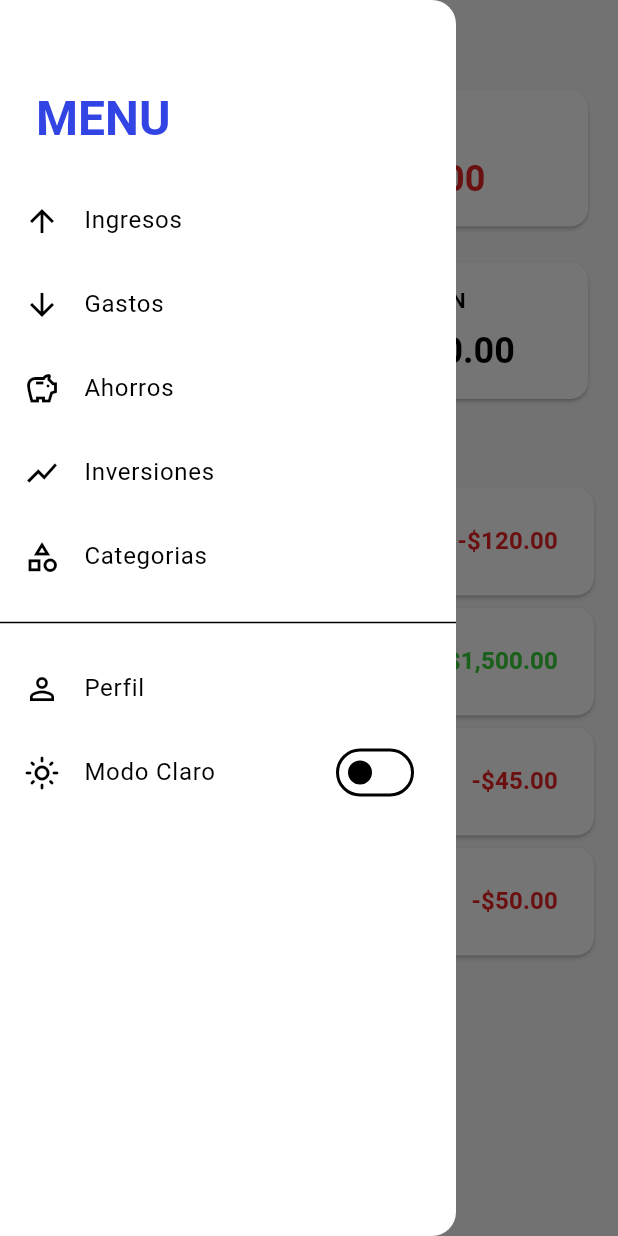
After one commit to michy0401/flowup, a Flutter app: the HomeScreen screen opened by its route, with the side drawer open, on a phone screen of 412 x 824 dp. The commit adds this screen. Run offline on Flutter 3.47's test engine with Material 3 defaults, Android fonts, the light colour scheme and no system bars; our stand-ins replace flutter_riverpod, go_router.

Commit message:
home + nav bar

```diff
--- a/lib/core/router/app_router.dart
+++ b/lib/core/router/app_router.dart
@@ -3,7 +3,17 @@ import 'package:flutter/material.dart';
 import 'package:go_router/go_router.dart';
 import '../../features/onboarding/presentation/screens/welcome_screen.dart';
 import '../../features/onboarding/presentation/screens/login_screen.dart';
-import '../../features/onboarding/presentation/screens/register_screen.dart '; // <-- 1. AÑADE ESTA LÍNEA
+import '../../features/onboarding/presentation/screens/register_screen.dart';
+import '../../features/home/presentation/screens/home_screen.dart';
+
+// --- 1. IMPORTAR NUEVAS PANTALLAS ---
+import '../../features/transactions/presentation/screens/income_screen.dart';
+import '../../features/transactions/presentation/screens/expenses_screen.dart';
+import '../../features/transactions/presentation/screens/savings_screen.dart';
+import '../../features/transactions/presentation/screens/investments_screen.dart';
+import '../../features/profile/presentation/screens/profile_screen.dart';
+import '../../features/categories/presentation/screens/categories_screen.dart';
+
 
 class AppRouter {
   static final GoRouter router = GoRouter(
@@ -19,14 +29,51 @@ class AppRouter {
         name: 'login',
         builder: (context, state) => const LoginScreen(),
       ),
-
-      // --- 2. AÑADE ESTE BLOQUE ---
       GoRoute(
         path: '/register',
         name: 'register',
         builder: (context, state) => const RegisterScreen(),
       ),
-      // -------------------------
+
+      // --- 2. AÑADIR NUEVAS RUTAS ---
+      GoRoute(
+        path: '/home',
+        name: 'home',
+        builder: (context, state) => const HomeScreen(),
+      ),
+      GoRoute(
+        path: '/income',
+        name: 'income',
+        builder: (context, state) => const IncomeScreen(),
+      ),
+      GoRoute(
+        path: '/expenses',
+        name: 'expenses',
+        builder: (context, state) => const ExpensesScreen(),
+      ),
+      GoRoute(
+        path: '/savings',
+        name: 'savings',
+        builder: (context, state) => const SavingsScreen(),
+      ),
+      GoRoute(
+        path: '/investments',
+        name: 'investments',
+        builder: (context, state) => const InvestmentsScreen(),
+      ),
+
+      // --- 2. AÑADIR NUEVAS RUTAS ---
+      GoRoute(
+        path: '/profile',
+        name: 'profile',
+        builder: (context, state) => const ProfileScreen(),
+      ),
+      GoRoute(
+        path: '/categories',
+        name: 'categories',
+        builder: (context, state) => const CategoriesScreen(),
+      ),
+      // ----------------------------
 
     ],
     errorBuilder: (context, state) => Scaffold(
--- /dev/null
+++ b/lib/core/widgets/app_drawer.dart
@@ -0,0 +1,88 @@
+// lib/core/widgets/app_drawer.dart
+import 'package:flutter/material.dart';
+import 'package:flutter_riverpod/flutter_riverpod.dart';
+import 'package:go_router/go_router.dart';
+import '../../main.dart'; // <-- Importamos main.dart para acceder al provider
+
+class AppDrawer extends ConsumerWidget {
+  const AppDrawer({super.key});
+
+  @override
+  Widget build(BuildContext context, WidgetRef ref) {
+    final textTheme = Theme.of(context).textTheme;
+    final theme = Theme.of(context);
+
+    // Observamos el estado actual del tema
+    final currentThemeMode = ref.watch(themeModeProvider);
+    final isDarkMode = currentThemeMode == ThemeMode.dark;
+
+    return Drawer(
+      child: ListView(
+        padding: EdgeInsets.zero,
+        children: [
+          // 1. Cabecera del Drawer (como en el mockup)
+          Padding(
+            padding: const EdgeInsets.fromLTRB(24, 60, 24, 20),
+            child: Text(
+              'MENU',
+              style: textTheme.displaySmall?.copyWith(
+                color: theme.primaryColor,
+                fontSize: 32,
+              ),
+            ),
+          ),
+
+          // 2. Enlaces de Navegación
+          ListTile(
+            leading: const Icon(Icons.arrow_upward),
+            title: const Text('Ingresos'),
+            onTap: () => context.go('/income'),
+          ),
+          ListTile(
+            leading: const Icon(Icons.arrow_downward),
+            title: const Text('Gastos'),
+            onTap: () => context.go('/expenses'),
+          ),
+          ListTile(
+            leading: const Icon(Icons.savings_outlined),
+            title: const Text('Ahorros'),
+            onTap: () => context.go('/savings'),
+          ),
+          ListTile(
+            leading: const Icon(Icons.show_chart),
+            title: const Text('Inversiones'),
+            onTap: () => context.go('/investments'),
+          ),
+          ListTile(
+            leading: const Icon(Icons.category_outlined),
+            title: const Text('Categorias'),
+            onTap: () => context.go('/categories'),
+          ),
+
+          const Divider(height: 32),
+
+          // 3. Sección de Perfil
+          ListTile(
+            leading: const Icon(Icons.person_outline),
+            title: const Text('Perfil'),
+            onTap: () => context.go('/profile'),
+          ),
+
+          // 4. Toggle de Tema (La funcionalidad clave)
+          SwitchListTile(
+            title: Text(isDarkMode ? 'Modo Oscuro' : 'Modo Claro'),
+            secondary: Icon(
+              isDarkMode ? Icons.dark_mode_outlined : Icons.light_mode_outlined,
+            ),
+            value: isDarkMode,
+            onChanged: (newValue) {
+              // Actualizamos el estado de nuestro provider
+              ref.read(themeModeProvider.notifier).state =
+                  newValue ? ThemeMode.dark : ThemeMode.light;
+            },
+          ),
+        ],
+      ),
+    );
+  }
+}
--- /dev/null
+++ b/lib/features/categories/presentation/screens/categories_screen.dart
@@ -0,0 +1,18 @@
+// lib/features/categories/presentation/screens/categories_screen.dart
+import 'package:flutter/material.dart';
+
+class CategoriesScreen extends StatelessWidget {
+  const CategoriesScreen({super.key});
+
+  @override
+  Widget build(BuildContext context) {
+    return Scaffold(
+      appBar: AppBar(
+        title: const Text('Categorías'),
+      ),
+      body: const Center(
+        child: Text('Pantalla de Categorías (Placeholder)'),
+      ),
+    );
+  }
+}
--- /dev/null
+++ b/lib/features/home/presentation/screens/home_screen.dart
@@ -0,0 +1,137 @@
+// lib/features/home/presentation/screens/home_screen.dart
+import 'package:flutter/material.dart';
+import 'package:go_router/go_router.dart';
+import 'package:flowup/core/theme/app_colors.dart'; // Para los colores de las tarjetas
+import 'package:flowup/core/widgets/app_drawer.dart'; // Importa el Drawer global
+import '../widgets/summary_card.dart'; // Importa el widget de la tarjeta
+import '../widgets/transaction_list_tile.dart'; // Importa el widget de la lista
+
+class HomeScreen extends StatelessWidget {
+  const HomeScreen({super.key});
+
+  @override
+  Widget build(BuildContext context) {
+    final textTheme = Theme.of(context).textTheme;
+    final theme = Theme.of(context);
+
+    return Scaffold(
+      // 1. El AppBar con el título y el botón de menú
+      appBar: AppBar(
+        title: Text(
+          'HOME',
+          style: textTheme.displaySmall?.copyWith(
+            color: theme.primaryColor,
+            fontSize: 32,
+          ),
+        ),
+        // El color del ícono del menú se hereda automáticamente
+        backgroundColor: Colors.transparent,
+        elevation: 0,
+      ),
+      // 2. El Drawer (menú lateral)
+      drawer: const AppDrawer(), // Usa el Drawer importado
+      // 3. El body, en un ListView para que sea scrollable
+      body: ListView(
+        padding: const EdgeInsets.symmetric(horizontal: 16.0),
+        children: [
+          // --- Cuadrícula de Resumen ---
+          _buildSummaryGrid(context),
+
+          const SizedBox(height: 24),
+
+          // --- Lista de Transacciones ---
+          Text(
+            'TRANSACCIONES RECIENTES',
+            style: textTheme.labelMedium,
+          ),
+          const SizedBox(height: 8),
+          _buildRecentTransactions(),
+        ],
+      ),
+    );
+  }
+
+  // Helper para la cuadrícula 2x2
+  Widget _buildSummaryGrid(BuildContext context) {
+    return Column(
+      children: [
+        Row(
+          children: [
+            Expanded(
+              child: SummaryCard(
+                title: 'INGRESOS',
+                amount: '\$1,500.00',
+                color: AppColors.greenSuccess, // Color de nuestra paleta
+                onTap: () => context.push('/income'),
+              ),
+            ),
+            const SizedBox(width: 16),
+            Expanded(
+              child: SummaryCard(
+                title: 'GASTOS',
+                amount: '\$850.00',
+                color: AppColors.redError, // Color de nuestra paleta
+                onTap: () => context.push('/expenses'),
+              ),
+            ),
+          ],
+        ),
+        const SizedBox(height: 16),
+        Row(
+          children: [
+            Expanded(
+              child: SummaryCard(
+                title: 'AHORROS',
+                amount: '\$500.00',
+                onTap: () => context.push('/savings'),
+              ),
+            ),
+            const SizedBox(width: 16),
+            Expanded(
+              child: SummaryCard(
+                title: 'INVERSIÓN',
+                amount: '\$1,200.00',
+                onTap: () => context.push('/investments'),
+              ),
+            ),
+          ],
+        ),
+      ],
+    );
+  }
+
+  // Helper para la lista de transacciones (con datos de prueba)
+  Widget _buildRecentTransactions() {
+    return Column(
+      children: const [
+        TransactionListTile(
+          title: 'Compra en Supermercado',
+          category: 'Comida',
+          date: '08 Nov', // (Los datos son de prueba)
+          amount: '120.00',
+          isExpense: true,
+        ),
+        TransactionListTile(
+          title: 'Pago de Salario',
+          category: 'Ingreso',
+          date: '07 Nov',
+          amount: '1,500.00',
+        ),
+        TransactionListTile(
+          title: 'Restaurante',
+          category: 'Ocio',
+          date: '07 Nov',
+          amount: '45.00',
+          isExpense: true,
+        ),
+        TransactionListTile(
+          title: 'Gasolina',
+          category: 'Transporte',
+          date: '06 Nov',
+          amount: '50.00',
+          isExpense: true,
+        ),
+      ],
+    );
+  }
+}
--- /dev/null
+++ b/lib/features/home/presentation/widgets/summary_card.dart
@@ -0,0 +1,54 @@
+// lib/features/home/presentation/widgets/summary_card.dart
+import 'package:flutter/material.dart';
+
+class SummaryCard extends StatelessWidget {
+  final String title;
+  final String amount;
+  final VoidCallback onTap;
+  final Color? color; // Opcional, para dar color (ej. verde a ingresos)
+
+  const SummaryCard({
+    super.key,
+    required this.title,
+    required this.amount,
+    required this.onTap,
+    this.color,
+  });
+
+  @override
+  Widget build(BuildContext context) {
+    final textTheme = Theme.of(context).textTheme;
+
+    return Card(
+      // Usamos el color de la tarjeta del tema
+      child: InkWell(
+        onTap: onTap,
+        borderRadius: BorderRadius.circular(12),
+        child: Padding(
+          padding: const EdgeInsets.all(16.0),
+          child: Column(
+            mainAxisAlignment: MainAxisAlignment.center,
+            crossAxisAlignment: CrossAxisAlignment.start,
+            children: [
+              Text(
+                title,
+                style: textTheme.labelMedium?.copyWith(
+                  fontWeight: FontWeight.bold,
+                  color: textTheme.bodySmall?.color, // Color grisáceo
+                ),
+              ),
+              const SizedBox(height: 8),
+              Text(
+                amount,
+                style: textTheme.headlineSmall?.copyWith(
+                  fontWeight: FontWeight.bold,
+                  color: color ?? textTheme.titleLarge?.color, // Color opcional
+                ),
+              ),
+            ],
+          ),
+        ),
+      ),
+    );
+  }
+}
--- /dev/null
+++ b/lib/features/home/presentation/widgets/transaction_list_tile.dart
@@ -0,0 +1,51 @@
+// lib/features/home/presentation/widgets/transaction_list_tile.dart
+import 'package:flutter/material.dart';
+import 'package:flowup/core/theme/app_colors.dart'; // Importamos nuestros colores
+
+class TransactionListTile extends StatelessWidget {
+  final String title;
+  final String category;
+  final String date;
+  final String amount;
+  final bool isExpense; // Para colorear el monto
+
+  const TransactionListTile({
+    super.key,
+    required this.title,
+    required this.category,
+    required this.date,
+    required this.amount,
+    this.isExpense = false,
+  });
+
+  @override
+  Widget build(BuildContext context) {
+    final textTheme = Theme.of(context).textTheme;
+    final color = isExpense ? AppColors.redError : AppColors.greenSuccess;
+
+    return Card(
+      margin: const EdgeInsets.symmetric(vertical: 4.0),
+      child: ListTile(
+        leading: CircleAvatar(
+          backgroundColor: Theme.of(context).scaffoldBackgroundColor,
+          child: const Icon(Icons.shopping_cart_outlined), // Icono de placeholder
+        ),
+        title: Text(title, style: textTheme.titleMedium),
+        subtitle: Text(
+          '$category · $date',
+          style: textTheme.bodySmall,
+        ),
+        trailing: Text(
+          '${isExpense ? '-' : '+'}\$$amount',
+          style: textTheme.titleMedium?.copyWith(
+            color: color,
+            fontWeight: FontWeight.bold,
+          ),
+        ),
+        onTap: () {
+          // Navegar al detalle de la transacción
+        },
+      ),
+    );
+  }
+}
--- a/lib/features/onboarding/presentation/screens/login_screen.dart
+++ b/lib/features/onboarding/presentation/screens/login_screen.dart
@@ -100,7 +100,7 @@ class __LoginFormState extends State<_LoginForm> {
     // Aquí iría la lógica de Riverpod (ej. ref.read(authProvider.notifier).login())
     if (_formKey.currentState!.validate()) {
       print('Login Válido');
-      // context.go('/home'); // Navegaría a home al loguearse
+      context.go('/home'); // Navegaría a home al loguearse
     }
   }
 
--- a/lib/features/onboarding/presentation/screens/register_screen.dart
+++ b/lib/features/onboarding/presentation/screens/register_screen.dart
@@ -137,7 +137,7 @@ class __RegisterFormState extends State<_RegisterForm> {
       // final name = _nameController.text;
       // final email = _emailController.text;
       // ...etc.
-      // context.go('/home'); // Navegaría a home al registrarse
+      context.go('/home'); // Navegaría a home al registrarse
     }
   }
 
--- /dev/null
+++ b/lib/features/profile/presentation/screens/profile_screen.dart
@@ -0,0 +1,18 @@
+// lib/features/profile/presentation/screens/profile_screen.dart
+import 'package:flutter/material.dart';
+
+class ProfileScreen extends StatelessWidget {
+  const ProfileScreen({super.key});
+
+  @override
+  Widget build(BuildContext context) {
+    return Scaffold(
+      appBar: AppBar(
+        title: const Text('Perfil'),
+      ),
+      body: const Center(
+        child: Text('Pantalla de Perfil (Placeholder)'),
+      ),
+    );
+  }
+}
--- /dev/null
+++ b/lib/features/transactions/presentation/screens/expenses_screen.dart
@@ -0,0 +1,18 @@
+// lib/features/transactions/presentation/screens/income_screen.dart
+import 'package:flutter/material.dart';
+
+class ExpensesScreen extends StatelessWidget {
+  const ExpensesScreen({super.key});
+
+  @override
+  Widget build(BuildContext context) {
+    return Scaffold(
+      appBar: AppBar(
+        title: const Text('Ingresos'),
+      ),
+      body: const Center(
+        child: Text('Pantalla de Ingresos (Placeholder)'),
+      ),
+    );
+  }
+}
--- /dev/null
+++ b/lib/features/transactions/presentation/screens/income_screen.dart
@@ -0,0 +1,18 @@
+// lib/features/transactions/presentation/screens/income_screen.dart
+import 'package:flutter/material.dart';
+
+class IncomeScreen extends StatelessWidget {
+  const IncomeScreen({super.key});
+
+  @override
+  Widget build(BuildContext context) {
+    return Scaffold(
+      appBar: AppBar(
+        title: const Text('Ingresos'),
+      ),
+      body: const Center(
+        child: Text('Pantalla de Ingresos (Placeholder)'),
+      ),
+    );
+  }
+}
--- /dev/null
+++ b/lib/features/transactions/presentation/screens/investments_screen.dart
@@ -0,0 +1,18 @@
+// lib/features/transactions/presentation/screens/income_screen.dart
+import 'package:flutter/material.dart';
+
+class InvestmentsScreen extends StatelessWidget {
+  const InvestmentsScreen({super.key});
+
+  @override
+  Widget build(BuildContext context) {
+    return Scaffold(
+      appBar: AppBar(
+        title: const Text('Ingresos'),
+      ),
+      body: const Center(
+        child: Text('Pantalla de Ingresos (Placeholder)'),
+      ),
+    );
+  }
+}
--- /dev/null
+++ b/lib/features/transactions/presentation/screens/savings_screen.dart
@@ -0,0 +1,18 @@
+// lib/features/transactions/presentation/screens/income_screen.dart
+import 'package:flutter/material.dart';
+
+class SavingsScreen extends StatelessWidget {
+  const SavingsScreen({super.key});
+
+  @override
+  Widget build(BuildContext context) {
+    return Scaffold(
+      appBar: AppBar(
+        title: const Text('Ingresos'),
+      ),
+      body: const Center(
+        child: Text('Pantalla de Ingresos (Placeholder)'),
+      ),
+    );
+  }
+}
```
